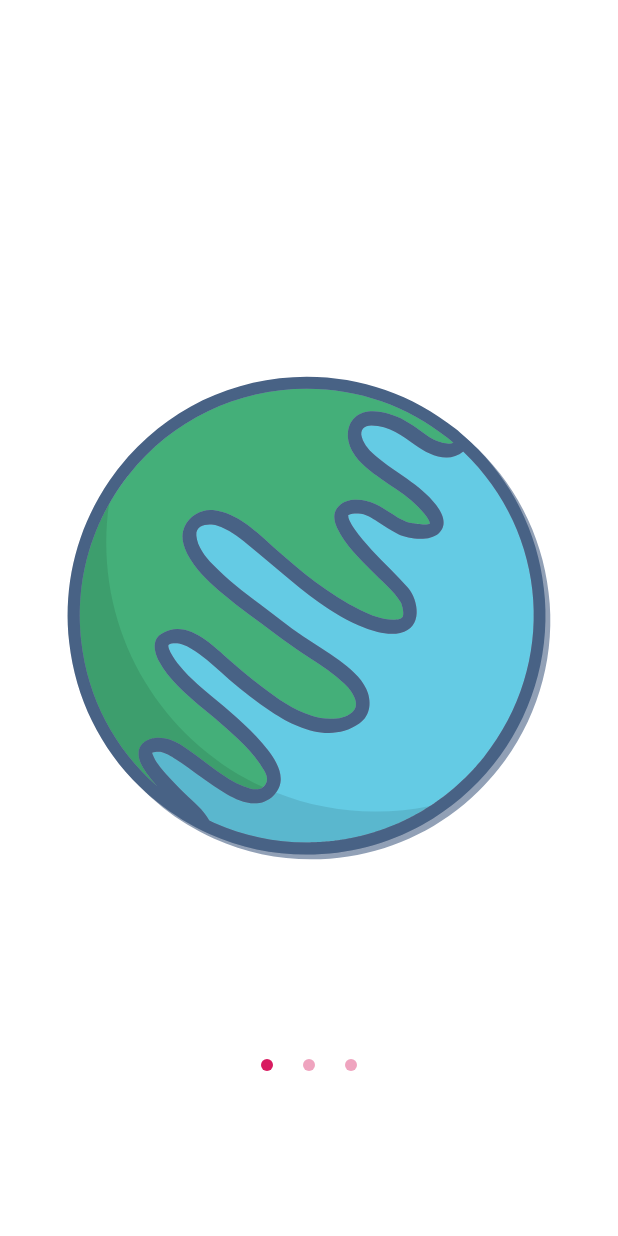
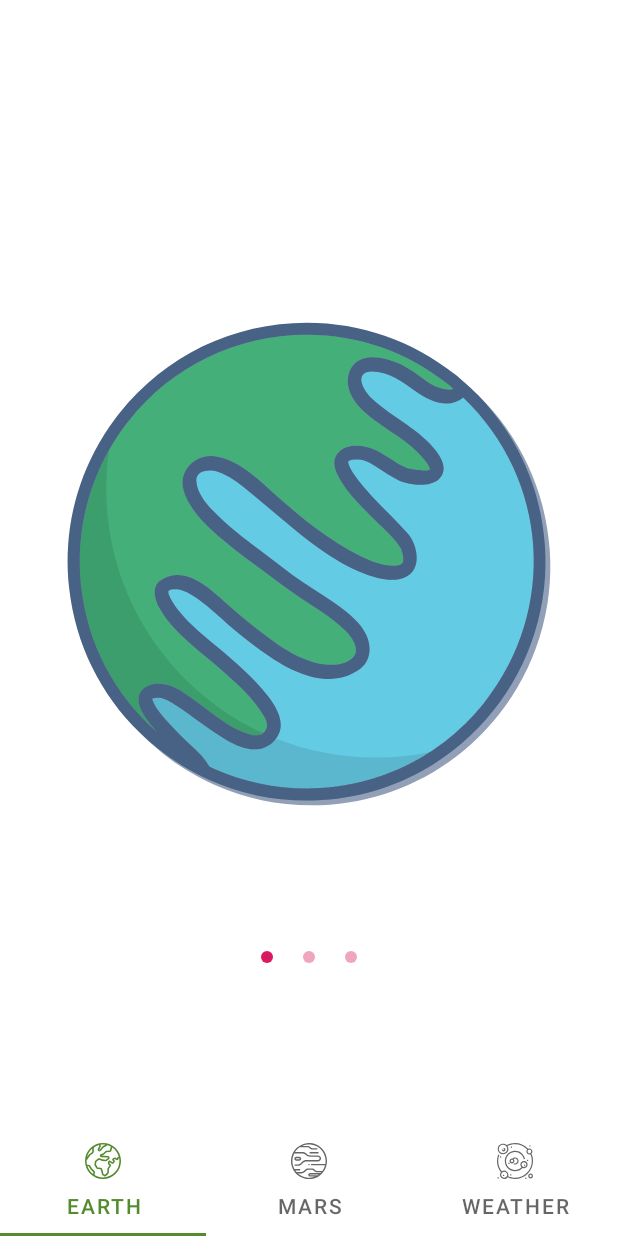
Before and after one commit to samitin/MaterialLesson1, an Android app: the screen it shows after launch (ApiActivity), on a phone screen of 412 x 824 dp. Run offline under Robolectric (Android 15) with nearby library versions, the phone set to English and light mode, and no system bars.

Commit message:
FragmentStatePagerAdapter TabLayout

```diff
--- a/app/build.gradle
+++ b/app/build.gradle
@@ -19,6 +19,7 @@ android {
     buildFeatures {
         viewBinding true
     }
+
 
     buildTypes {
         release {
@@ -44,6 +45,7 @@ android {
 
 dependencies {
 //Retrofit - знакомая нам по прошлому курсу библиотека
+    implementation 'me.relex:circleindicator:1.3.2'
     implementation 'com.squareup.retrofit2:retrofit:2.6.2'
     implementation 'com.squareup.retrofit2:converter-gson:2.6.0'
     implementation 'com.squareup.okhttp3:logging-interceptor:3.12.1'
--- a/app/src/main/java/ru/samitin/lesson1/ui/api/ApiActivity.kt
+++ b/app/src/main/java/ru/samitin/lesson1/ui/api/ApiActivity.kt
@@ -14,6 +14,11 @@ class ApiActivity : AppCompatActivity() {
         setContentView(bilder.root)
 
         bilder.viewPager.adapter=ViewPagerAdapter(supportFragmentManager)
-
+        bilder.tabLayout.setupWithViewPager(bilder.viewPager)
+        bilder.tabLayout.apply {
+            getTabAt(0)?.setIcon(R.drawable.ic_earth)
+            getTabAt(1)?.setIcon(R.drawable.ic_mars)
+            getTabAt(2)?.setIcon(R.drawable.ic_system)
+        }
     }
 }
--- a/app/src/main/java/ru/samitin/lesson1/ui/api/ViewPagerAdapter.kt
+++ b/app/src/main/java/ru/samitin/lesson1/ui/api/ViewPagerAdapter.kt
@@ -23,4 +23,13 @@ class ViewPagerAdapter(private val fragmentManager: FragmentManager): FragmentSt
     override fun getCount(): Int {
         return fragments.size
     }
+
+    override fun getPageTitle(position: Int): CharSequence? {
+        return when(position){
+            0 -> "Earth"
+            1-> "Mars"
+            2-> "Weather"
+            else -> ""
+        }
+    }
 }
--- a/app/src/main/res/layout/activity_api.xml
+++ b/app/src/main/res/layout/activity_api.xml
@@ -1,16 +1,18 @@
-<androidx.constraintlayout.widget.ConstraintLayout xmlns:android="http://schemas.android.com/apk/res/android"
-    xmlns:app="http://schemas.android.com/apk/res-auto"
+<LinearLayout xmlns:android="http://schemas.android.com/apk/res/android"
     xmlns:tools="http://schemas.android.com/tools"
     android:layout_width="match_parent"
     android:layout_height="match_parent"
+    android:orientation="vertical"
     tools:context=".ui.api.ApiActivity">
 
     <androidx.viewpager.widget.ViewPager
         android:id="@+id/view_pager"
         android:layout_width="match_parent"
-        android:layout_height="match_parent"
-        app:layout_constraintBottom_toBottomOf="parent"
-        app:layout_constraintEnd_toEndOf="parent"
-        app:layout_constraintStart_toStartOf="parent"
-        app:layout_constraintTop_toTopOf="parent" />
-</androidx.constraintlayout.widget.ConstraintLayout>
+        android:layout_height="0dp"
+        android:layout_weight="1" />
+
+    <com.google.android.material.tabs.TabLayout
+        android:id="@+id/tab_layout"
+        android:layout_width="match_parent"
+        android:layout_height="wrap_content" />
+</LinearLayout>
```
